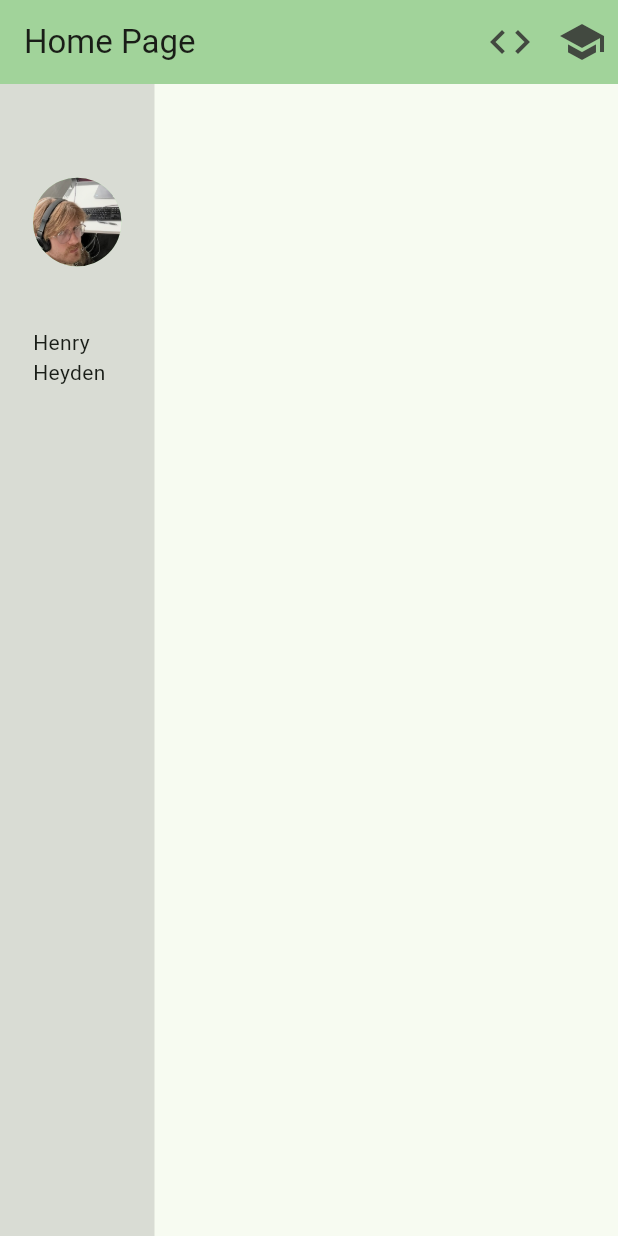
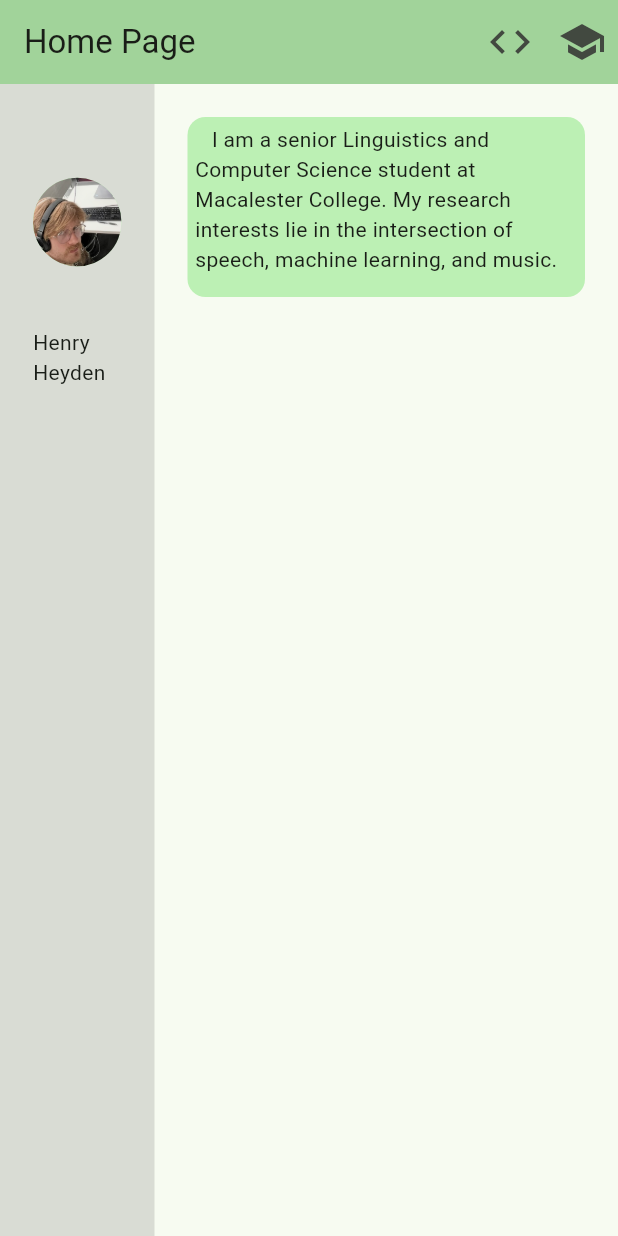
Before and after one commit to henry-h22/Personal-Website-Flutter, a Flutter app: the screen it shows after launch, on a phone screen of 412 x 824 dp. Run offline on Flutter 3.47's test engine with Material 3 defaults, Android fonts, the phone set to English and light mode, and no system bars.

Commit message:
Add mainBody and bioCard

```diff
--- a/lib/homepage.dart
+++ b/lib/homepage.dart
@@ -1,5 +1,6 @@
 import 'package:flutter/material.dart';
 import 'package:heyden_site/widgets/appbar.dart';
+import 'package:heyden_site/widgets/biocard.dart';
 
 class HomePage extends StatefulWidget {
   const HomePage({super.key, required this.title});
@@ -26,7 +27,7 @@ class _HomePageState extends State<HomePage> {
           ),
           Expanded(
             flex: 3,
-            child: const SizedBox(),
+            child: mainBody(context)
           )
         ],
       )
@@ -46,4 +47,16 @@ class _HomePageState extends State<HomePage> {
       )
     );
   }
+
+  Widget mainBody(BuildContext context) {
+    return Container(
+      padding: EdgeInsets.all(22.0),
+      child: Column(
+        mainAxisAlignment: MainAxisAlignment.start,
+        children: <Widget>[
+          bioCard(context)
+        ],
+      ),
+    );
+  }
 }
--- /dev/null
+++ b/lib/widgets/biocard.dart
@@ -0,0 +1,17 @@
+import 'package:flutter/material.dart';
+
+const String bio = '   I am a senior Linguistics and Computer Science student at Macalester College. My research interests lie in the intersection of speech, machine learning, and music.';
+
+Widget bioCard(BuildContext context) {
+  return Row(children: <Widget>[Expanded(
+    child: Container(
+      height: 120,
+      padding: EdgeInsets.all(5.0),
+      decoration: BoxDecoration(
+        color: Theme.of(context).colorScheme.primaryContainer,
+        borderRadius: BorderRadius.circular(12),
+      ),
+      child: const Text(bio),
+    )
+  )]);
+}
```
